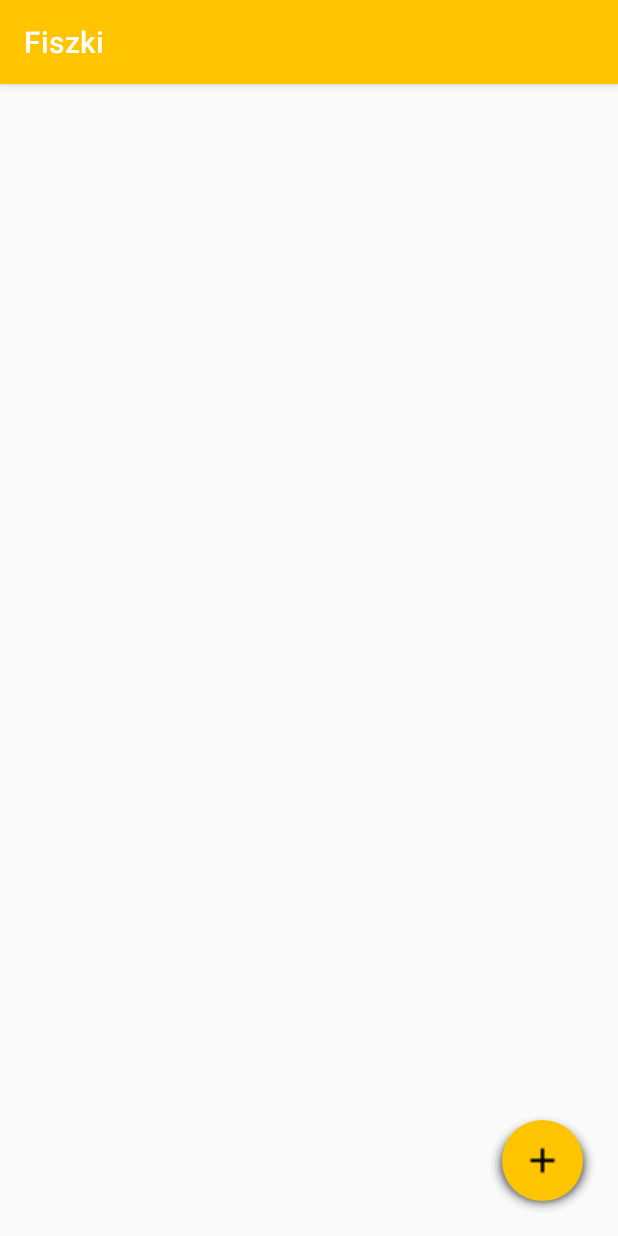
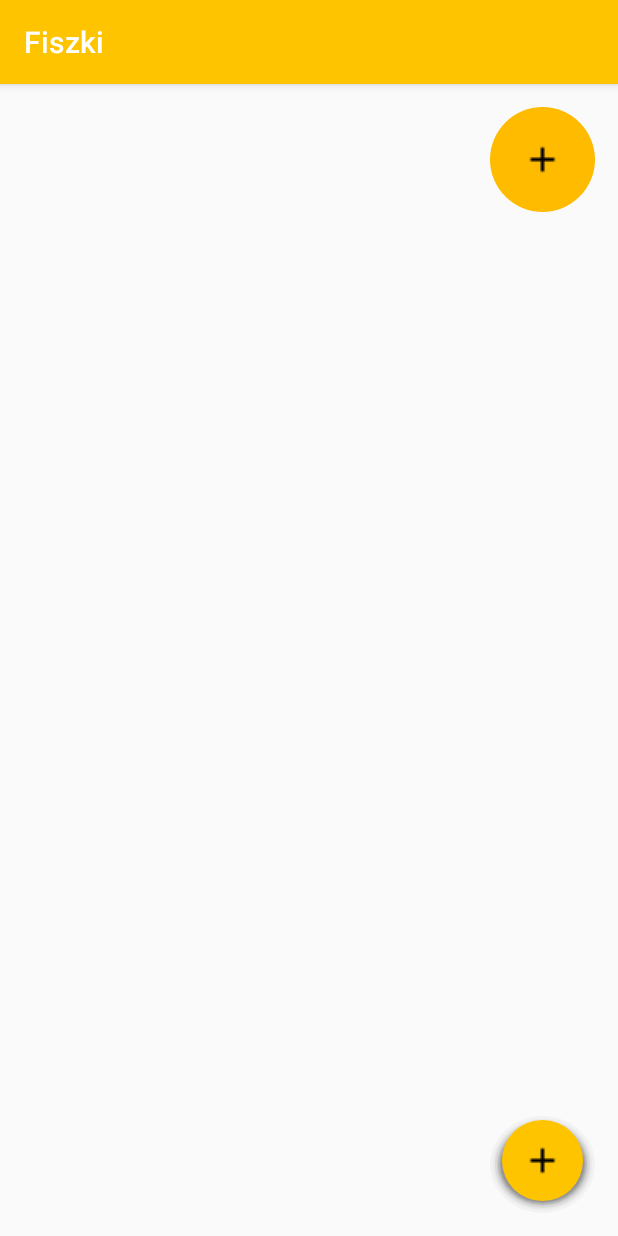
Before and after one commit to rstnewbies/Fiszki, an Android app: the screen it shows after launch (MainActivity), on a phone screen of 412 x 824 dp. Run offline under Robolectric (Android 15) with nearby library versions, the phone set to English and light mode, and no system bars; 2 statements that could not run were skipped.

```diff
--- /dev/null
+++ b/app/src/main/java/eu/qm/fiszki/AlarmReceiverClass.java
@@ -0,0 +1,50 @@
+package eu.qm.fiszki;
+
+import android.app.AlarmManager;
+import android.app.PendingIntent;
+import android.content.BroadcastReceiver;
+import android.content.Context;
+import android.content.Intent;
+import android.widget.Toast;
+
+public class AlarmReceiverClass extends BroadcastReceiver {
+
+    public Context context;
+    public DBAdapter myDB;
+    public NotificationsClass notification;
+    public PendingIntent pendingIntent;
+    public String notificationMessage;
+    public String notificationTitle;
+/*
+    public void bridge(Context ctext,DBAdapter database,NotificationsClass notifi,PendingIntent pIntent,
+                       String notifiMessage,String notifiTitle){
+        context = ctext;
+        myDB = database;
+        notification = notifi;
+        pendingIntent = pIntent;
+        notificationMessage = notifiMessage;
+        notificationTitle = notifiTitle;
+
+    }
+*/
+    @Override
+    public void onReceive(Context context, Intent intent) {
+
+    }
+
+    public void start(AlarmManager manager,Context context,int sec) {
+        int interval = 8000;
+
+        manager.setInexactRepeating(AlarmManager.RTC_WAKEUP, System.currentTimeMillis(), interval, this.pendingIntent);
+        Toast.makeText(context, "Alarm Set", Toast.LENGTH_SHORT).show();
+
+        manager.setRepeating(AlarmManager.RTC_WAKEUP, System.currentTimeMillis(),
+                1000 * sec, this.pendingIntent);
+    }
+
+    public void close(AlarmManager manager,PendingIntent pendingIntent,Context context){
+        manager.cancel(pendingIntent);
+        Toast.makeText(context, "Alarm Canceled", Toast.LENGTH_SHORT).show();
+    }
+
+}
--- a/app/src/main/java/eu/qm/fiszki/MainActivity.java
+++ b/app/src/main/java/eu/qm/fiszki/MainActivity.java
@@ -1,44 +1,54 @@
 package eu.qm.fiszki;
 
+import android.app.AlarmManager;
+import android.app.PendingIntent;
+import android.content.Context;
 import android.content.Intent;
 import android.database.Cursor;
 import android.support.v7.app.AppCompatActivity;
 import android.os.Bundle;
-import android.view.Menu;
-import android.view.MenuItem;
 import android.view.View;
 import android.widget.ListView;
 import android.widget.SimpleCursorAdapter;
 
 
 public class MainActivity extends AppCompatActivity {
-    TimerClass Timer = new TimerClass();
 
     DBAdapter myDb = new DBAdapter(this);
     OpenDataBaseClass openDataBase = new OpenDataBaseClass();
+    NotificationsClass notifications;
+    PendingIntent pendingIntent;
+    AlarmReceiverClass alarm;
+    AlarmManager manager;
 
     @Override
     protected void onCreate(Bundle savedInstanceState) {
         super.onCreate(savedInstanceState);
         setContentView(R.layout.activity_main);
+
         openDataBase.openDB(myDb);
         populateListView();
-        Timer.start(this, 30000, getString(R.string.notification_message),
-                    getString(R.string.notification_title),myDb);
+
+        Intent alarmIntent = new Intent(MainActivity.this, AlarmReceiverClass.class);
+        alarm = new AlarmReceiverClass();
+        pendingIntent = PendingIntent.getBroadcast(MainActivity.this, 0, alarmIntent, 0);
+        manager = (AlarmManager) getSystemService(Context.ALARM_SERVICE);
+        notifications = new NotificationsClass();
+       // alarm.bridge(this,myDb,notifications,pendingIntent,getString(R.string.notification_message),
+       //         getString(R.string.notification_title));
+        alarm.start(manager, this, 30);
     }
 
     @Override
-    public void onResume()
-    {
+    public void onResume() {
         super.onResume();
         populateListView();
     }
 
-    public void dodajNoweSlowko(View view) {
+    public void addNewWord(View view) {
 
             Intent myIntent = new Intent(MainActivity.this, AddWordActivity.class);
             startActivity(myIntent);
-
     }
 
     private void populateListView()
@@ -53,5 +63,9 @@ public class MainActivity extends AppCompatActivity {
         myList.setAdapter(myCursorAdapter);
     }
 
+    public void notificationOff(View view) {
+        alarm.close(manager,pendingIntent,this);
+    }
+
 
 }
--- a/app/src/main/java/eu/qm/fiszki/NotificationsClass.java
+++ b/app/src/main/java/eu/qm/fiszki/NotificationsClass.java
@@ -9,6 +9,7 @@ import android.media.RingtoneManager;
 import android.net.Uri;
 import android.support.v7.app.NotificationCompat;
 public class NotificationsClass {
+
     public void CreateNotification(Context window,String notificationMessage,
                                    String notificationTitle) {
         long[] vibrate = {0,200,100,200};
--- a/app/src/main/java/eu/qm/fiszki/TimerClass.java
+++ b/app/src/main/java/eu/qm/fiszki/TimerClass.java
@@ -4,7 +4,9 @@ import android.content.Context;
 import android.os.CountDownTimer;
 
 public class TimerClass {
+
     NotificationsClass notification = new NotificationsClass();
+
     public void start(final Context window, int time, final String notificationMessage, final String notificationTitle, final DBAdapter myDB) {
 
         CountDownTimer Count = new CountDownTimer(time, 1000) {
--- a/app/src/main/res/layout-v15/activity_main.xml
+++ b/app/src/main/res/layout-v15/activity_main.xml
@@ -26,7 +26,17 @@
             android:background="@drawable/oval_button"
             android:id="@+id/imageButton"
             android:layout_gravity="right|bottom"
-            android:onClick="dodajNoweSlowko"
+            android:onClick="addNewWord"
+            />
+        <ImageButton
+            android:layout_margin="15dp"
+            android:layout_width="70dp"
+            android:layout_height="70dp"
+            android:src="@drawable/ic_add_black_18dp"
+            android:background="@drawable/oval_button"
+            android:id="@+id/buttonNotificatio"
+            android:layout_gravity="right|top"
+            android:onClick="notificationOff"
             />
 
     </FrameLayout>
--- a/app/src/main/res/layout-v21/activity_main.xml
+++ b/app/src/main/res/layout-v21/activity_main.xml
@@ -26,7 +26,17 @@
             android:background="@drawable/circle"
             android:id="@+id/imageButton"
             android:layout_gravity="right|bottom"
-            android:onClick="dodajNoweSlowko"
+            android:onClick="addNewWord"
+            />
+        <ImageButton
+            android:layout_margin="15dp"
+            android:layout_width="70dp"
+            android:layout_height="70dp"
+            android:src="@drawable/ic_add_black_18dp"
+            android:background="@drawable/oval_button"
+            android:id="@+id/buttonNotificatio"
+            android:layout_gravity="right|top"
+            android:onClick="notificationOff"
             />
 
     </FrameLayout>
--- a/app/src/main/res/layout/activity_main.xml
+++ b/app/src/main/res/layout/activity_main.xml
@@ -26,7 +26,17 @@
             android:background="@drawable/circle"
             android:id="@+id/imageButton"
             android:layout_gravity="right|bottom"
-            android:onClick="dodajNoweSlowko"
+            android:onClick="addNewWord"
+            />
+        <ImageButton
+            android:layout_margin="15dp"
+            android:layout_width="70dp"
+            android:layout_height="70dp"
+            android:src="@drawable/ic_add_black_18dp"
+            android:background="@drawable/oval_button"
+            android:id="@+id/buttonNotificatio"
+            android:layout_gravity="right|top"
+            android:onClick="notificationOff"
             />
 
     </FrameLayout>
```
Also changed, not shown: app/src/main/AndroidManifest.xml (+16 -1 lines), app/src/main/java/eu/qm/fiszki/DeviceBootReceiverClass.java (added, +26 -0 lines).
